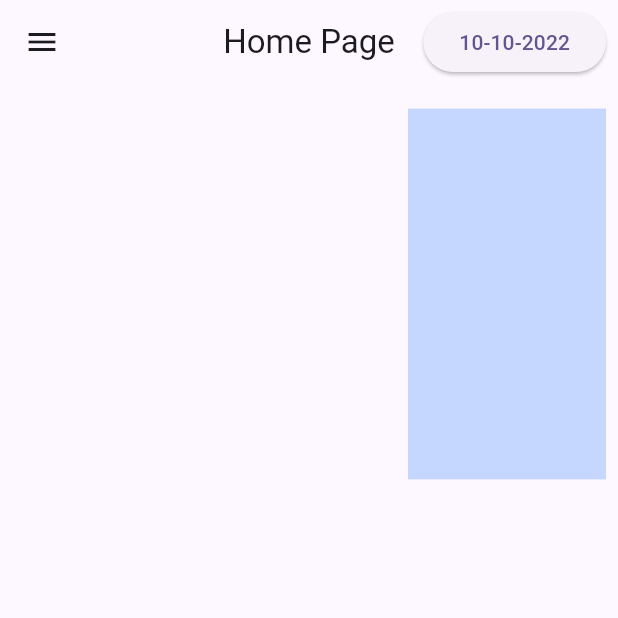
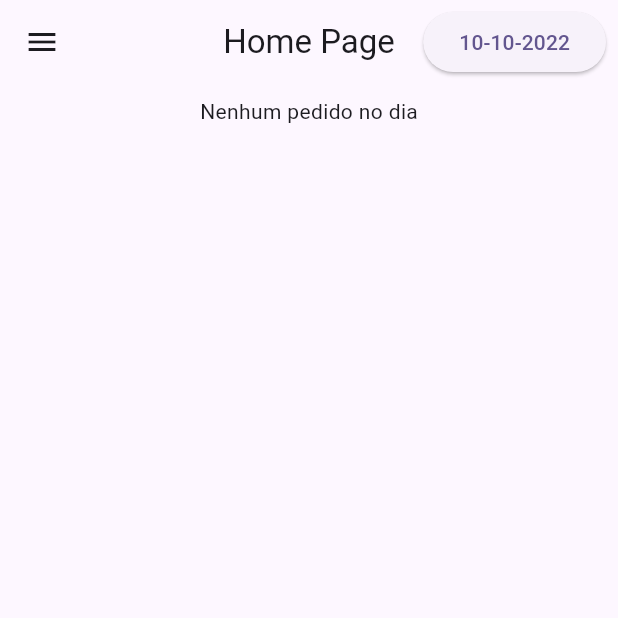
Before and after one commit to viinynunes/cardapio-manager, a Flutter app: the HomePage screen opened by its route, on a phone screen of 412 x 824 dp, the top half of it. Run offline on Flutter 3.47's test engine with Material 2 defaults, Android fonts, the phone set to English and light mode, and no system bars; drawn by our look-alikes of fl_chart; our stand-ins replace cloud_firestore, dartz, firebase_auth, firebase_core, firebase_storage, flutter_bloc and 4 more; accounts and stored records are empty.

```diff
--- a/lib/src/modules/home/presenter/pages/home_page.dart
+++ b/lib/src/modules/home/presenter/pages/home_page.dart
@@ -55,6 +55,7 @@ class _HomePageState extends State<HomePage> {
                 setState(() {
                   if (result != null) {
                     selectedDay = result;
+                    orderReportBloc.add(GetOrderReportByDay(selectedDay));
                   }
                 });
               },
@@ -88,7 +89,8 @@ class _HomePageState extends State<HomePage> {
                   if (state is OrderReportSuccessState) {
                     final reportList = state.orderSumReportList;
 
-                    return Row(
+                    return reportList.isNotEmpty
+                        ? Row(
                             mainAxisAlignment: MainAxisAlignment.spaceBetween,
                             children: [
                               Flexible(
@@ -102,12 +104,13 @@ class _HomePageState extends State<HomePage> {
                                       centerSpaceRadius: size.width * 0.1,
                                       sections: reportList
                                           .map((e) => PieChartSectionData(
-                                        color: Color(
-                                                (math.Random().nextDouble() *
+                                              color: Color((math.Random()
+                                                              .nextDouble() *
                                                           0xFFFFFF)
                                                       .toInt())
                                                   .withOpacity(1.0),
-                                        value: e.totalSumOrders.toDouble()))
+                                              value:
+                                                  e.totalSumOrders.toDouble()))
                                           .toList(),
                                     ),
                                   ),
@@ -129,6 +132,9 @@ class _HomePageState extends State<HomePage> {
                                     )),
                               )
                             ],
+                          )
+                        : const Center(
+                            child: Text('Nenhum pedido no dia'),
                           );
                   }
 
```
Lines whose indentation alone changed are shown as unchanged.
